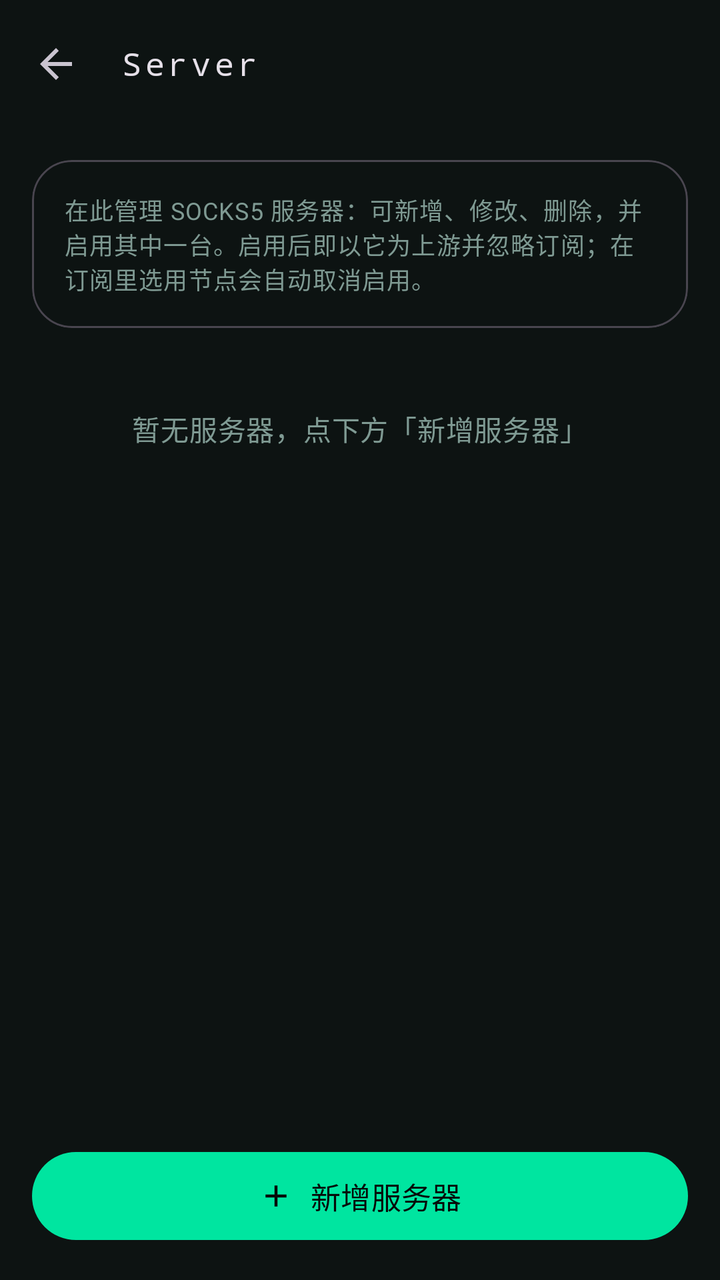
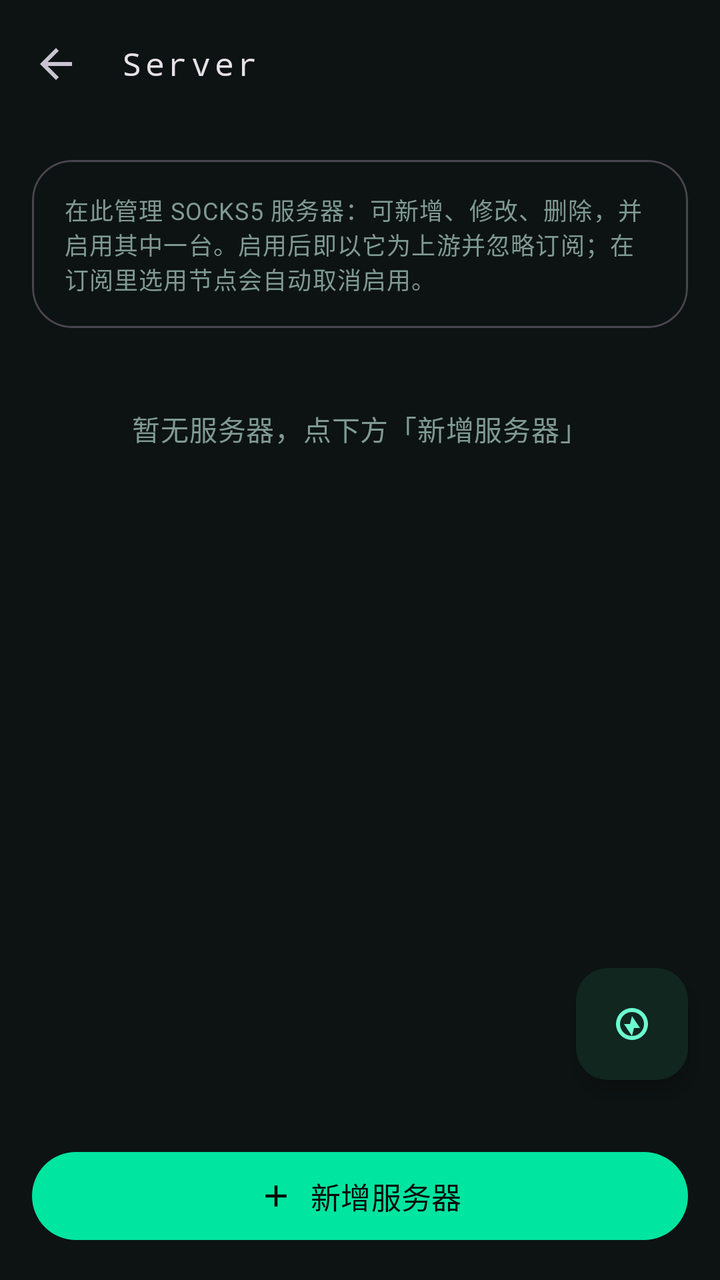

Before-and-after screenshots of an Android layout around one commit, followed by the original layout XML and the change that was made.
<!-- AndroidManifest.xml: application theme Theme.TunVPN -->
<!-- res/layout/activity_server_list.xml -->
<?xml version="1.0" encoding="utf-8"?>
<LinearLayout xmlns:android="http://schemas.android.com/apk/res/android"
	xmlns:app="http://schemas.android.com/apk/res-auto"
	android:orientation="vertical"
	android:layout_width="match_parent"
	android:layout_height="match_parent"
	android:background="?attr/colorSurface">
	<com.google.android.material.appbar.MaterialToolbar
		android:id="@+id/toolbar"
		android:layout_width="match_parent"
		android:layout_height="?attr/actionBarSize"
		app:navigationIcon="?attr/homeAsUpIndicator"
		app:title="@string/section_server"
		app:titleTextAppearance="@style/TextAppearance.TunVPN.Toolbar"/>
	<com.google.android.material.card.MaterialCardView
		style="@style/Widget.Material3.CardView.Outlined"
		android:layout_width="match_parent"
		android:layout_height="wrap_content"
		android:layout_margin="16dp"
		app:cardCornerRadius="20dp">
		<TextView
			android:layout_width="match_parent"
			android:layout_height="wrap_content"
			android:padding="16dp"
			android:text="@string/server_list_hint"
			android:textAppearance="?attr/textAppearanceBodySmall"
			android:textColor="?attr/colorOnSurfaceVariant"/>
	</com.google.android.material.card.MaterialCardView>
	<TextView
		android:id="@+id/server_empty"
		android:layout_width="match_parent"
		android:layout_height="wrap_content"
		android:gravity="center"
		android:padding="24dp"
		android:text="@string/server_list_empty"
		android:textAppearance="?attr/textAppearanceBodyMedium"
		android:textColor="?attr/colorOnSurfaceVariant"/>
	<ListView
		android:id="@+id/server_list"
		android:layout_width="match_parent"
		android:layout_height="0dp"
		android:layout_weight="1"
		android:clipToPadding="false"
		android:divider="@android:color/transparent"
		android:dividerHeight="10dp"
		android:paddingLeft="16dp"
		android:paddingRight="16dp"
		android:scrollbarStyle="outsideOverlay"/>
	<com.google.android.material.button.MaterialButton
		android:id="@+id/server_add"
		android:layout_width="match_parent"
		android:layout_height="wrap_content"
		android:layout_margin="16dp"
		android:minHeight="52dp"
		android:text="@string/server_add"
		android:textSize="15sp"
		app:cornerRadius="26dp"
		app:icon="@drawable/ic_add"
		app:iconGravity="textStart"
		app:iconPadding="8dp"/>
</LinearLayout>
<!-- resources referenced by this layout -->
<resources>
  <!-- drawable ic_add (drawable) -->
  <vector xmlns:android="http://schemas.android.com/apk/res/android"
  	android:width="24dp"
  	android:height="24dp"
  	android:viewportWidth="24"
  	android:viewportHeight="24">
  	<path
  		android:fillColor="?attr/colorControlNormal"
  		android:pathData="M19,13h-6v6h-2v-6H5v-2h6V5h2v6h6v2z"/>
  </vector>
  <string name="section_server">Server</string>
  <string name="server_add">新增服务器</string>
  <string name="server_list_empty">暂无服务器，点下方「新增服务器」</string>
  <string name="server_list_hint">在此管理 SOCKS5 服务器：可新增、修改、删除，并启用其中一台。启用后即以它为上游并忽略订阅；在订阅里选用节点会自动取消启用。</string>
  <style name="TextAppearance.TunVPN.Toolbar" parent="TextAppearance.Material3.TitleMedium">
  		<item name="fontFamily">monospace</item>
  		<item name="android:fontFamily">monospace</item>
  		<item name="android:letterSpacing">0.12</item>
  	</style>
  <style name="Theme.TunVPN" parent="Theme.Material3.Dark.NoActionBar">
  		<item name="colorPrimary">#00E5A0</item>
  		<item name="colorOnPrimary">#060A09</item>
  		<item name="colorPrimaryContainer">#10261F</item>
  		<item name="colorOnPrimaryContainer">#6CFFD0</item>
  		<item name="colorSecondary">#00E5A0</item>
  		<item name="colorOnSecondary">#060A09</item>
  		<item name="colorSecondaryContainer">#0B2E26</item>
  		<item name="colorOnSecondaryContainer">#6CFFD0</item>
  		<item name="colorError">#FF5C7A</item>
  		<item name="colorOnError">#060A09</item>
  		<item name="colorErrorContainer">#3A1220</item>
  		<item name="colorOnErrorContainer">#FFC2CE</item>
  		<item name="android:colorBackground">#060A09</item>
  		<item name="colorSurface">#0D1312</item>
  		<item name="colorOnSurface">#E4FFF5</item>
  		<item name="colorSurfaceVariant">#131B1A</item>
  		<item name="colorOnSurfaceVariant">#7F9A93</item>
  		<item name="colorSurfaceContainer">#18221F</item>
  		<item name="colorOutline">#1F2C29</item>
  		<item name="android:statusBarColor">@android:color/transparent</item>
  		<item name="android:navigationBarColor">@android:color/transparent</item>
  		<item name="android:windowLightStatusBar">false</item>
  		<item name="android:windowBackground">#060A09</item>
  	</style>
</resources>

<!-- the commit's change to res/layout/activity_server_list.xml (unified diff, before → after) -->
@@ -35,17 +35,31 @@
 		android:text="@string/server_list_empty"
 		android:textAppearance="?attr/textAppearanceBodyMedium"
 		android:textColor="?attr/colorOnSurfaceVariant"/>
-	<ListView
-		android:id="@+id/server_list"
+	<FrameLayout
 		android:layout_width="match_parent"
 		android:layout_height="0dp"
-		android:layout_weight="1"
-		android:clipToPadding="false"
-		android:divider="@android:color/transparent"
-		android:dividerHeight="10dp"
-		android:paddingLeft="16dp"
-		android:paddingRight="16dp"
-		android:scrollbarStyle="outsideOverlay"/>
+		android:layout_weight="1">
+		<ListView
+			android:id="@+id/server_list"
+			android:layout_width="match_parent"
+			android:layout_height="match_parent"
+			android:clipToPadding="false"
+			android:divider="@android:color/transparent"
+			android:dividerHeight="10dp"
+			android:paddingLeft="16dp"
+			android:paddingTop="4dp"
+			android:paddingRight="16dp"
+			android:paddingBottom="16dp"
+			android:scrollbarStyle="outsideOverlay"/>
+		<com.google.android.material.floatingactionbutton.FloatingActionButton
+			android:id="@+id/server_test_all"
+			android:layout_width="wrap_content"
+			android:layout_height="wrap_content"
+			android:layout_gravity="bottom|end"
+			android:layout_margin="16dp"
+			android:contentDescription="@string/server_test_all"
+			android:src="@drawable/ic_speed"/>
+	</FrameLayout>
 	<com.google.android.material.button.MaterialButton
 		android:id="@+id/server_add"
 		android:layout_width="match_parent"
<!-- resource entries referenced after the edit -->
@@ -10,10 +10,21 @@
   		android:fillColor="?attr/colorControlNormal"
   		android:pathData="M19,13h-6v6h-2v-6H5v-2h6V5h2v6h6v2z"/>
   </vector>
+  <!-- drawable ic_speed (drawable) -->
+  <vector xmlns:android="http://schemas.android.com/apk/res/android"
+  	android:width="24dp"
+  	android:height="24dp"
+  	android:viewportWidth="24"
+  	android:viewportHeight="24">
+  	<path
+  		android:fillColor="#000000"
+  		android:pathData="M12,4a8,8 0 1,0 0,16 8,8 0 0,0 0,-16zM12,6a6,6 0 1,1 0,12 6,6 0 0,1 0,-12zM12,8l4,6h-3l-1,4 -4,-6h3l1,-4z"/>
+  </vector>
   <string name="section_server">Server</string>
   <string name="server_add">新增服务器</string>
   <string name="server_list_empty">暂无服务器，点下方「新增服务器」</string>
   <string name="server_list_hint">在此管理 SOCKS5 服务器：可新增、修改、删除，并启用其中一台。启用后即以它为上游并忽略订阅；在订阅里选用节点会自动取消启用。</string>
+  <string name="server_test_all">测速全部</string>
   <style name="TextAppearance.TunVPN.Toolbar" parent="TextAppearance.Material3.TitleMedium">
   		<item name="fontFamily">monospace</item>
   		<item name="android:fontFamily">monospace</item>
